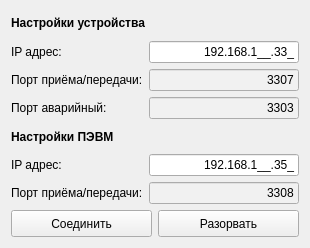
First picture: the form in tgca/connection.ui, repository Veala/host_tgca-for-t_hsc, before the edit.
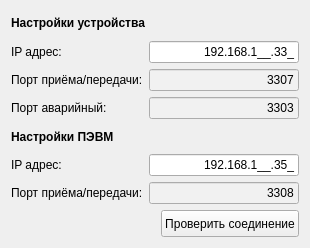
Second picture: the form after the edit. Icons and pictures are not drawn.

Diff of the .ui file:
```diff
--- a/tgca/connection.ui
+++ b/tgca/connection.ui
@@ -174,22 +174,22 @@
         </size>
        </property>
        <property name="text">
-        <string>Разорвать</string>
+        <string>Проверить соединение</string>
        </property>
       </widget>
      </item>
      <item row="1" column="0">
-      <widget class="QPushButton" name="pushButtonConnect">
-       <property name="minimumSize">
+      <spacer name="horizontalSpacer">
+       <property name="orientation">
+        <enum>Qt::Horizontal</enum>
+       </property>
+       <property name="sizeHint" stdset="0">
         <size>
-         <width>0</width>
-         <height>27</height>
+         <width>40</width>
+         <height>20</height>
         </size>
        </property>
-       <property name="text">
-        <string>Соединить</string>
-       </property>
-      </widget>
+      </spacer>
      </item>
     </layout>
    </item>
```
Left out of the diff: 2 changed lines with no effect on the pictures.
